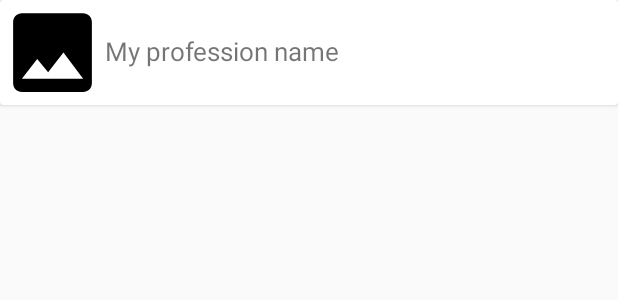
After one commit to AmandineWts/android_project, an Android app: the layout profession_item.xml on its own in the app's theme, with its tools: preview values and no code run, on a phone screen of 412 x 824 dp. The commit adds this screen. Shown: the top 300 px of the screen. Run offline under Robolectric (Android 15) with nearby library versions, the phone set to English and light mode, and no system bars.

Commit message:
Affichage de la liste des métiers ok

```diff
--- a/app/src/main/java/fil/android/project/mydofusprofessions/presentation/list/ProfessionListContract.java
+++ b/app/src/main/java/fil/android/project/mydofusprofessions/presentation/list/ProfessionListContract.java
@@ -1,10 +1,14 @@
 package fil.android.project.mydofusprofessions.presentation.list;
+
+import java.util.List;
+
+import fil.android.project.mydofusprofessions.presentation.list.adapter.ProfessionItemViewModel;
 
 public interface ProfessionListContract {
 
     interface View {
 
-        // TODO
+        void displayProfessions(List<ProfessionItemViewModel> professionItemViewModelList);
     }
 
     interface Presenter {
--- /dev/null
+++ b/app/src/main/res/drawable/ic_image_black_24dp.xml
@@ -0,0 +1,9 @@
+<vector xmlns:android="http://schemas.android.com/apk/res/android"
+        android:width="24dp"
+        android:height="24dp"
+        android:viewportWidth="24.0"
+        android:viewportHeight="24.0">
+    <path
+        android:fillColor="#FF000000"
+        android:pathData="M21,19V5c0,-1.1 -0.9,-2 -2,-2H5c-1.1,0 -2,0.9 -2,2v14c0,1.1 0.9,2 2,2h14c1.1,0 2,-0.9 2,-2zM8.5,13.5l2.5,3.01L14.5,12l4.5,6H5l3.5,-4.5z"/>
+</vector>
--- /dev/null
+++ b/app/src/main/res/layout/profession_item.xml
@@ -0,0 +1,32 @@
+<?xml version="1.0" encoding="utf-8"?>
+<androidx.cardview.widget.CardView
+    xmlns:android="http://schemas.android.com/apk/res/android"
+    xmlns:app="http://schemas.android.com/apk/res-auto"
+    xmlns:tools="http://schemas.android.com/tools"
+    android:layout_width="match_parent"
+    android:layout_height="wrap_content">
+
+    <androidx.constraintlayout.widget.ConstraintLayout
+        android:layout_width="match_parent"
+        android:layout_height="match_parent">
+
+        <ImageView
+            android:id="@+id/profession_icon_imageview"
+            android:layout_width="70dp"
+            android:layout_height="70dp"
+            app:layout_constraintLeft_toLeftOf="parent"
+            app:layout_constraintTop_toTopOf="parent"
+            tools:src="@drawable/ic_image_black_24dp"/>
+
+        <TextView
+            android:id="@+id/profession_name_textview"
+            android:layout_width="0dp"
+            android:layout_height="wrap_content"
+            android:layout_marginTop="22dp"
+            android:textSize="17sp"
+            app:layout_constraintLeft_toRightOf="@id/profession_icon_imageview"
+            app:layout_constraintTop_toTopOf="@id/profession_icon_imageview"
+            tools:text="My profession name"/>
+
+    </androidx.constraintlayout.widget.ConstraintLayout>
+</androidx.cardview.widget.CardView>
```
Also changed, not shown: app/build.gradle (+8 -0 lines), app/src/main/java/fil/android/project/mydofusprofessions/presentation/list/ProfessionListPresenter.java (+9 -1 lines), app/src/main/java/fil/android/project/mydofusprofessions/presentation/list/adapter/ProfessionAdapter.java (+33 -6 lines), app/src/main/java/fil/android/project/mydofusprofessions/presentation/list/fragment/ListFragment.java (+10 -1 lines), app/src/main/java/fil/android/project/mydofusprofessions/presentation/list/mapper/ProfessionToItemViewModelMapper.java (added, +27 -0 lines).
